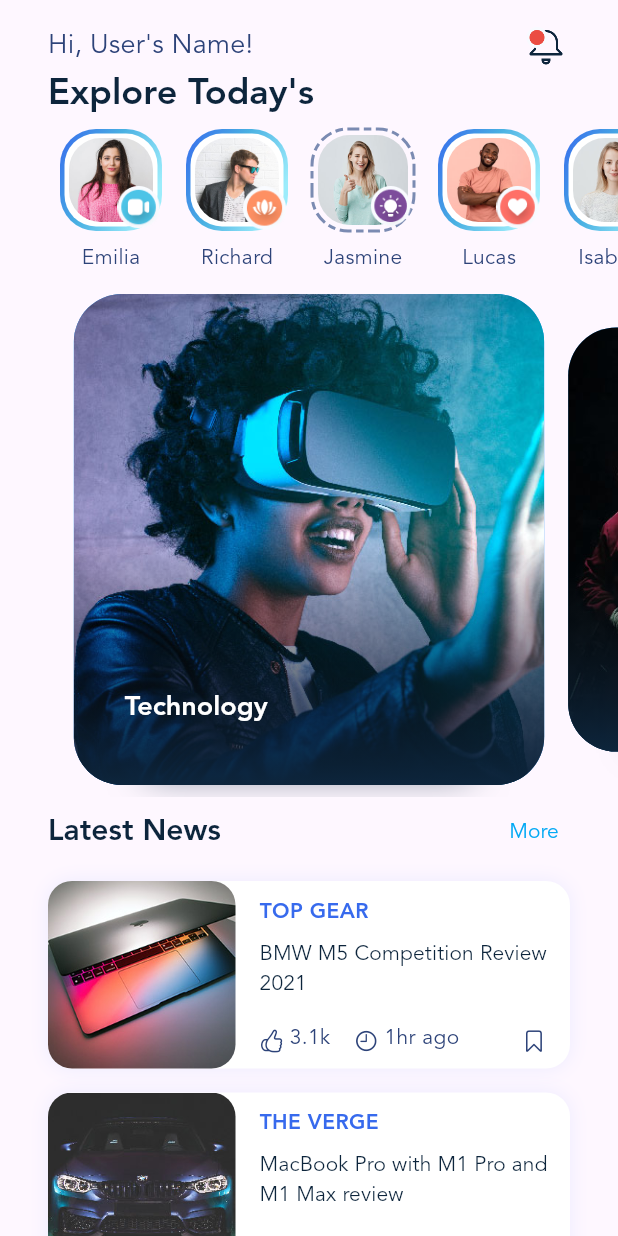
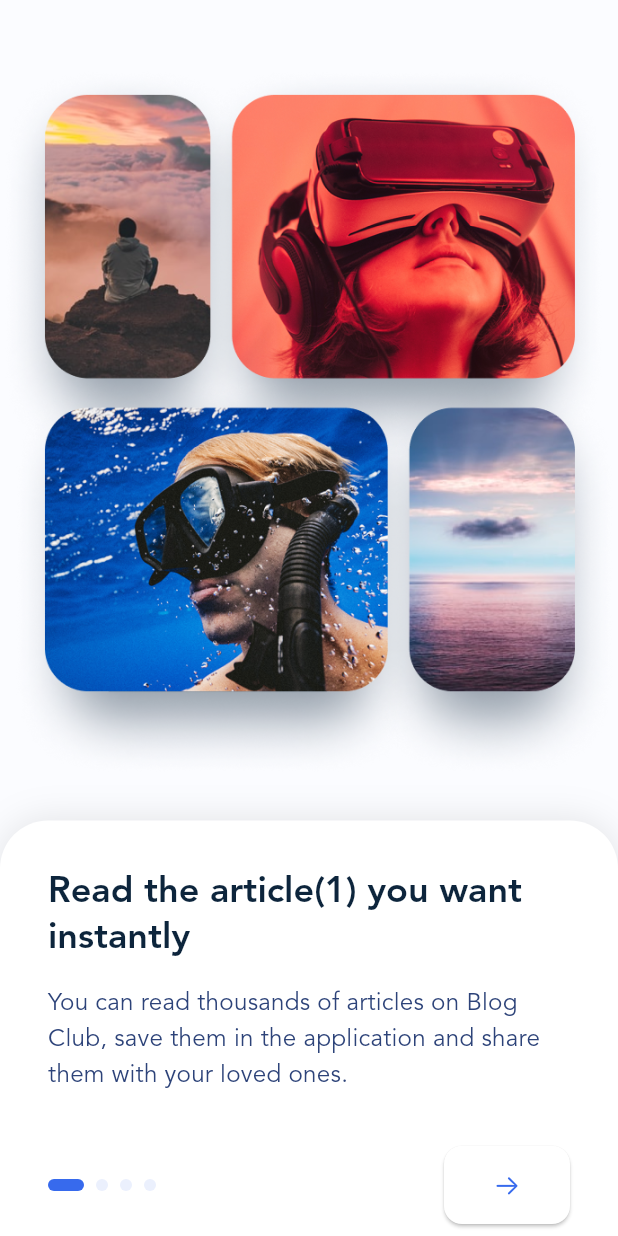
Before and after one commit to amir9877h/blog, a Flutter app: the screen it shows after launch, on a phone screen of 412 x 824 dp. Run offline on Flutter 3.47's test engine with Material 3 defaults, Android fonts, the phone set to English and light mode, and no system bars; drawn by our look-alikes of carousel_slider, dotted_border, smooth_page_indicator; our stand-ins replace flutter_svg.

Commit message:
OnBoardingPage - PageView - SmoothPageIndicator

```diff
--- a/lib/data.dart
+++ b/lib/data.dart
@@ -142,4 +142,20 @@ class AppDatabase {
           imageFileName: 'small_post_3.jpg'),
     ];
   }
+
+  static List<OnBoardingItem> get onBoardingItems {
+    List<OnBoardingItem> items = [];
+    for (var i = 0; i < 4; i++) {
+      items.add(OnBoardingItem('Read the article(${i + 1}) you want instantly',
+          'You can read thousands of articles on Blog Club, save them in the application and share them with your loved ones.'));
+    }
+    return items;
+  }
 }
+
+class OnBoardingItem {
+  final String title;
+  final String description;
+
+  OnBoardingItem(this.title, this.description);
+}
--- a/lib/main.dart
+++ b/lib/main.dart
@@ -48,7 +48,17 @@ class MyApp extends StatelessWidget {
           //
           // This works for code too, not just values: Most code changes can be
           // tested with just a hot reload.
-          primarySwatch: Colors.blue,
+
+          colorScheme: ColorScheme.light(
+            primary: primaryColor,
+            onPrimary: Colors.white,
+            onSurface: primaryTextColor,
+            onBackground: primaryTextColor,
+            surface: Colors.white,
+            background: Color(0xffFBFCFF),
+          ),
+          // primarySwatch: Colors.blue,
+
           textButtonTheme: TextButtonThemeData(
               style: TextButton.styleFrom(
                   foregroundColor: Colors.lightBlue,
@@ -115,7 +125,6 @@ class MyApp extends StatelessWidget {
     );
   }
 }
-
 
 class _BottomNavigation extends StatelessWidget {
   @override
--- /dev/null
+++ b/lib/onboarding.dart
@@ -0,0 +1,134 @@
+import 'package:blog/data.dart';
+import 'package:blog/gen/assets.gen.dart';
+import 'package:blog/home.dart';
+import 'package:flutter/cupertino.dart';
+import 'package:flutter/material.dart';
+import 'package:flutter/widgets.dart';
+import 'package:smooth_page_indicator/smooth_page_indicator.dart';
+
+class OnBoardingScreen extends StatefulWidget {
+  const OnBoardingScreen({super.key});
+
+  @override
+  State<OnBoardingScreen> createState() => _OnBoardingScreenState();
+}
+
+class _OnBoardingScreenState extends State<OnBoardingScreen> {
+  final PageController _pageController = PageController();
+  final items = AppDatabase.onBoardingItems;
+  int page = 0;
+
+  @override
+  void initState() {
+    _pageController.addListener(() {
+      if (_pageController.page!.round() != page) {
+        setState(() {
+          page = _pageController.page!.round();
+        });
+      }
+    });
+    super.initState();
+  }
+
+  @override
+  Widget build(BuildContext context) {
+    final ThemeData themeData = Theme.of(context);
+
+    return Scaffold(
+      backgroundColor: themeData.colorScheme.background,
+      body: SafeArea(
+        child: Column(
+          children: [
+            Expanded(
+              child: Padding(
+                  padding: EdgeInsets.only(top: 24, bottom: 8),
+                  child: Assets.img.background.onboarding.image()),
+            ),
+            Container(
+              height: 277,
+              // padding: EdgeInsets.all(32),
+              decoration: BoxDecoration(
+                  color: themeData.colorScheme.surface,
+                  boxShadow: [
+                    BoxShadow(
+                        blurRadius: 20, color: Colors.black.withOpacity(0.1)),
+                  ],
+                  borderRadius: BorderRadius.only(
+                      topLeft: Radius.circular(32),
+                      topRight: Radius.circular(32))),
+              child: Column(
+                children: [
+                  Expanded(
+                      child: PageView.builder(
+                          itemCount: items.length,
+                          controller: _pageController,
+                          itemBuilder: (context, index) {
+                            return Padding(
+                              padding: EdgeInsets.all(32),
+                              child: Column(
+                                crossAxisAlignment: CrossAxisAlignment.start,
+                                children: [
+                                  Text(
+                                    items[index].title,
+                                    style: themeData.textTheme.headlineMedium,
+                                  ),
+                                  SizedBox(
+                                    height: 16,
+                                  ),
+                                  Text(
+                                    items[index].description,
+                                    style: themeData.textTheme.titleMedium!
+                                        .apply(fontSizeFactor: 0.9),
+                                  ),
+                                ],
+                              ),
+                            );
+                          })),
+                  Container(
+                    padding: EdgeInsets.only(left: 32, right: 32, bottom: 8),
+                    height: 60,
+                    child: Row(
+                      mainAxisAlignment: MainAxisAlignment.spaceBetween,
+                      children: [
+                        SmoothPageIndicator(
+                          controller: _pageController,
+                          count: items.length,
+                          effect: ExpandingDotsEffect(
+                              dotHeight: 8,
+                              dotWidth: 8,
+                              activeDotColor: themeData.colorScheme.primary,
+                              dotColor: themeData.colorScheme.primary
+                                  .withOpacity(0.1)),
+                        ),
+                        ElevatedButton(
+                            style: ButtonStyle(
+                                minimumSize:
+                                    MaterialStateProperty.all(Size(84, 60)),
+                                shape: MaterialStateProperty.all(
+                                    RoundedRectangleBorder(
+                                        borderRadius:
+                                            BorderRadius.circular(12)))),
+                            onPressed: () {
+                              if (page == items.length - 1) {
+                                Navigator.of(context).pushReplacement(
+                                MaterialPageRoute(builder: (context) => HomeScreen())
+                              );
+                              }else{
+                                _pageController.animateToPage(page + 1, duration: Duration(milliseconds: 500), curve: Curves.decelerate);
+                              }
+                            },
+                            child: Icon(page != items.length - 1
+                                ? CupertinoIcons.arrow_right
+                                : CupertinoIcons.check_mark)),
+                      ],
+                    ),
+                  )
+                ],
+              ),
+            )
+          ],
+        ),
+      ),
+    );
+  }
+}
--- a/lib/splash.dart
+++ b/lib/splash.dart
@@ -1,5 +1,6 @@
 import 'package:blog/gen/assets.gen.dart';
 import 'package:blog/home.dart';
+import 'package:blog/onboarding.dart';
 import 'package:flutter/cupertino.dart';
 import 'package:flutter/material.dart';
 
@@ -15,7 +16,7 @@ class _SplashScreenState extends State<SplashScreen> {
   void initState() {
     Future.delayed(Duration(seconds: 3)).then((value) {
       Navigator.of(context).pushReplacement(MaterialPageRoute(builder: (context) {
-        return HomeScreen();
+        return OnBoardingScreen();
       }));
     });
     super.initState();
--- a/pubspec.yaml
+++ b/pubspec.yaml
@@ -38,6 +38,7 @@ dependencies:
   dotted_border: ^2.1.0
   carousel_slider: ^4.2.1
   flutter_svg: ^2.0.10+1
+  smooth_page_indicator: ^1.1.0
 
 dev_dependencies:
   flutter_test:
```
Also changed, not shown: pubspec.lock.
